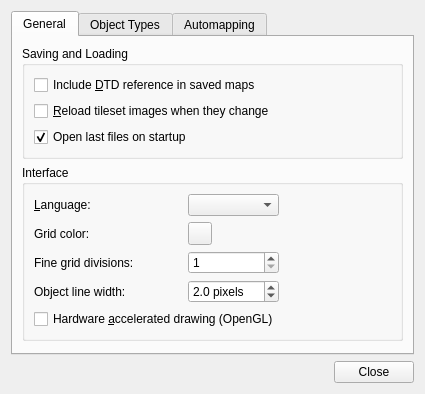
mapeditor/tiled, file src/tiled/preferencesdialog.ui: the form before one commit.
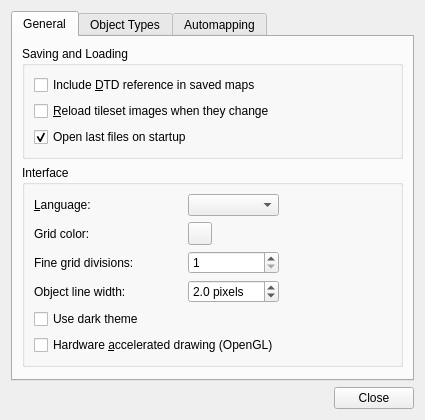
The form after the commit. Icons and pictures are not drawn. Custom widgets are drawn as their Qt base class.

Commit message:
Added Dark Theme
Added Dark theme

Removed unnecessary files

```diff
--- a/src/tiled/preferencesdialog.ui
+++ b/src/tiled/preferencesdialog.ui
@@ -6,7 +6,7 @@
    <rect>
     <x>0</x>
     <y>0</y>
-    <width>421</width>
+    <width>423</width>
     <height>426</height>
    </rect>
   </property>
@@ -69,7 +69,7 @@
           <string>Interface</string>
          </property>
          <layout class="QGridLayout" name="gridLayout_2">
-          <item row="5" column="0" colspan="4">
+          <item row="7" column="0" colspan="4">
            <widget class="QCheckBox" name="openGL">
             <property name="text">
              <string>Hardware &amp;accelerated drawing (OpenGL)</string>
@@ -157,7 +157,14 @@
              <string>Object line width:</string>
             </property>
             <property name="buddy">
-             <cstring>objectLineWidth</cstring>
+             <cstring>gridColor</cstring>
+            </property>
+           </widget>
+          </item>
+          <item row="6" column="0">
+           <widget class="QCheckBox" name="darkTheme">
+            <property name="text">
+             <string>Use dark theme</string>
             </property>
            </widget>
           </item>
```
Left out of the diff: 70 changed lines with no effect on the pictures. The commit also changes 49 other files.
